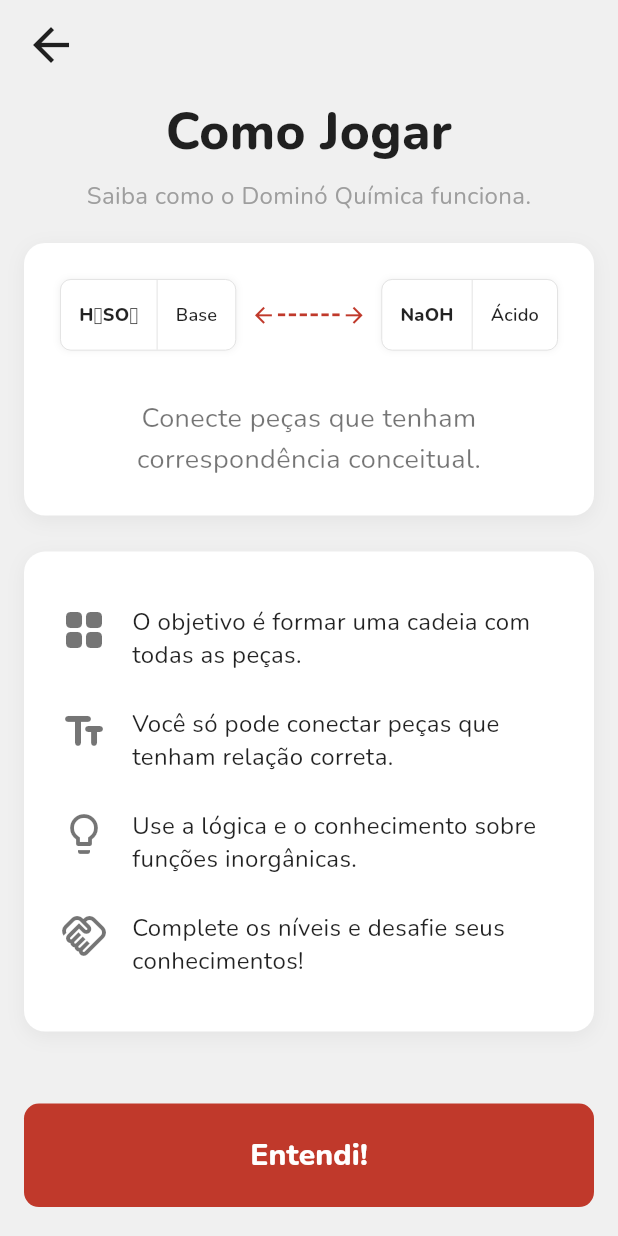
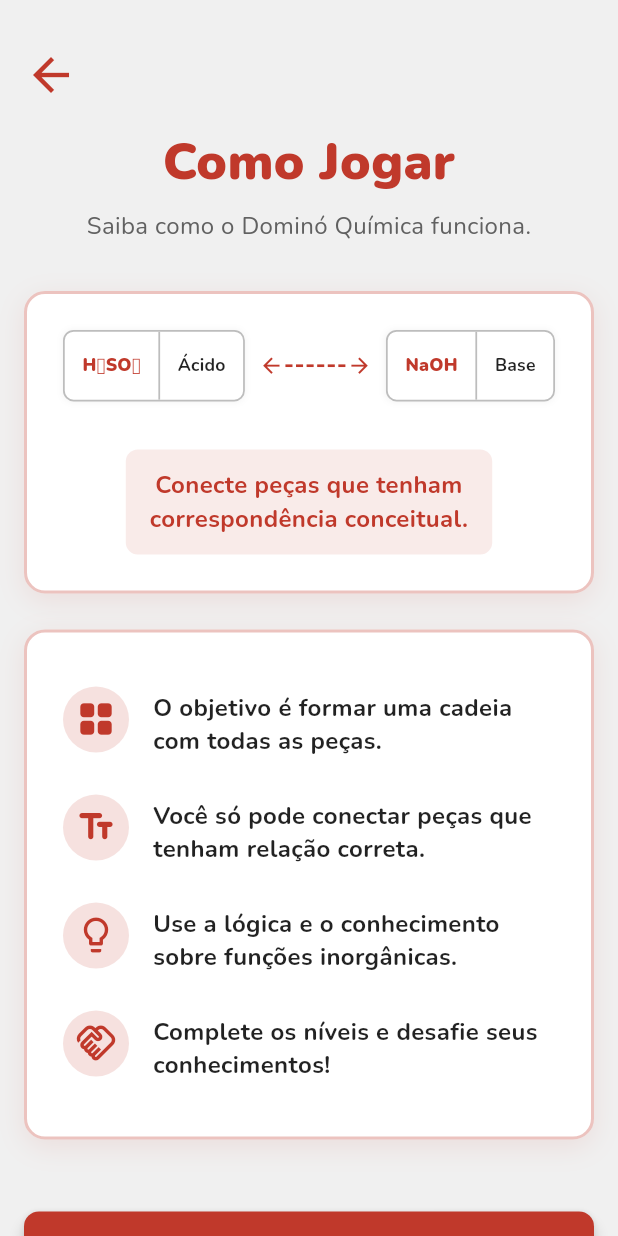
Before and after one commit to BT-CPU/jogo_domino, a Flutter app: the HowToPlayScreen screen opened directly, on a phone screen of 412 x 824 dp. Run offline on Flutter 3.47's test engine with Material 3 defaults, Android fonts, the phone set to English and light mode, and no system bars; our stand-ins replace google_fonts.

Commit message:
Ajustes pequenos de design

```diff
--- a/domino/lib/comoJogar.dart
+++ b/domino/lib/comoJogar.dart
@@ -17,11 +17,11 @@ class HowToPlayScreen extends StatelessWidget {
         children: [
           // ─── SETA NO CANTO SUPERIOR ESQUERDO ────────────────
           Padding(
-            padding: const EdgeInsets.only(left: 8, top: 4),
+            padding: const EdgeInsets.only(left: 8, top: 24),
             child: Align(
               alignment: Alignment.centerLeft,
               child: IconButton(
-                icon: const Icon(Icons.arrow_back, color: Colors.black87, size: 36),
+                icon: const Icon(Icons.arrow_back, color: _vermelho, size: 36), // Seta colorida
                 onPressed: () => Navigator.pop(context),
               ),
             ),
@@ -30,7 +30,6 @@ class HowToPlayScreen extends StatelessWidget {
           // ─── CONTEÚDO ────────────────────────────────────────
           Expanded(
             child: SingleChildScrollView(
-              // Correção 1: Margens adaptáveis para não espremer no celular
               padding: EdgeInsets.fromLTRB(isWide ? 36 : 16, 8, isWide ? 36 : 16, 36),
               child: Center(
                 child: Container(
@@ -38,14 +37,14 @@ class HowToPlayScreen extends StatelessWidget {
                   child: Column(
                     crossAxisAlignment: CrossAxisAlignment.stretch,
                     children: [
-                      // Título
+                      // Título Colorido
                       Text(
                         'Como Jogar',
                         textAlign: TextAlign.center,
                         style: GoogleFonts.nunito(
                           fontSize: 34,
-                          fontWeight: FontWeight.w800,
-                          color: Colors.black87,
+                          fontWeight: FontWeight.w900,
+                          color: _vermelho,
                         ),
                       ),
                       const SizedBox(height: 6),
@@ -54,10 +53,10 @@ class HowToPlayScreen extends StatelessWidget {
                         textAlign: TextAlign.center,
                         style: GoogleFonts.nunito(
                           fontSize: 16,
-                          color: Colors.grey[500],
+                          color: Colors.grey[700],
                         ),
                       ),
-                      const SizedBox(height: 20),
+                      const SizedBox(height: 32),
 
                       // ─── LAYOUT ESQUERDA / DIREITA ───────────
                       isWide
@@ -84,7 +83,6 @@ class HowToPlayScreen extends StatelessWidget {
                       // ─── BOTÃO ENTENDI ───────────────────────
                       Center(
                         child: SizedBox(
-                          // Correção 2: double.infinity faz o botão ocupar o espaço correto sem dar overflow
                           width: isWide ? 360 : double.infinity,
                           child: ElevatedButton(
                             onPressed: () => Navigator.pop(context),
@@ -95,7 +93,7 @@ class HowToPlayScreen extends StatelessWidget {
                               shape: RoundedRectangleBorder(
                                 borderRadius: BorderRadius.circular(10),
                               ),
-                              elevation: 0,
+                              elevation: 4,
                             ),
                             child: Text(
                               'Entendi!',
@@ -118,18 +116,19 @@ class HowToPlayScreen extends StatelessWidget {
     );
   }
 
-  // ─── LADO ESQUERDO ────────────────────────────────────────────────
+  // ─── LADO ESQUERDO (Exemplo do Dominó Colorido) ───────────────────
   Widget _buildEsquerda() {
     return Container(
-      padding: const EdgeInsets.all(24), // Reduzido levemente para o mobile
+      padding: const EdgeInsets.all(24),
       decoration: BoxDecoration(
         color: Colors.white,
         borderRadius: BorderRadius.circular(14),
+        border: Border.all(color: _vermelho.withOpacity(0.3), width: 2), // Borda com cor
         boxShadow: [
           BoxShadow(
-            color: Colors.black.withOpacity(0.05),
-            blurRadius: 10,
-            offset: const Offset(0, 3),
+            color: _vermelho.withOpacity(0.1), // Sombra colorida
+            blurRadius: 15,
+            offset: const Offset(0, 5),
           ),
         ],
       ),
@@ -142,12 +141,12 @@ class HowToPlayScreen extends StatelessWidget {
             child: Row(
               mainAxisAlignment: MainAxisAlignment.center,
               children: [
-                _buildPecaDomino('H₂SO₄', 'Base'), // Corrigido para fazer sentido químico
+                _buildPecaDomino('H₂SO₄', 'Ácido'),
                 Padding(
                   padding: const EdgeInsets.symmetric(horizontal: 16),
                   child: Row(
                     children: [
-                      Icon(Icons.arrow_back, color: _vermelho, size: 28),
+                      const Icon(Icons.arrow_back, color: _vermelho, size: 28),
                       ...List.generate(
                         6,
                         (i) => Container(
@@ -157,22 +156,29 @@ class HowToPlayScreen extends StatelessWidget {
                           color: _vermelho,
                         ),
                       ),
-                      Icon(Icons.arrow_forward, color: _vermelho, size: 28),
+                      const Icon(Icons.arrow_forward, color: _vermelho, size: 28),
                     ],
                   ),
                 ),
-                _buildPecaDomino('NaOH', 'Ácido'),
+                _buildPecaDomino('NaOH', 'Base'),
               ],
             ),
           ),
           const SizedBox(height: 32),
-          Text(
+          Container(
+            padding: const EdgeInsets.symmetric(horizontal: 16, vertical: 12),
+            decoration: BoxDecoration(
+              color: _vermelho.withOpacity(0.1), // Fundo suave para o texto
+              borderRadius: BorderRadius.circular(8)
+            ),
+            child: Text(
               'Conecte peças que tenham\ncorrespondência conceitual.',
               textAlign: TextAlign.center,
               style: GoogleFonts.nunito(
-              fontSize: 18, // Ajustado para mobile
-              color: Colors.black54,
-              height: 1.5,
+                fontSize: 16,
+                fontWeight: FontWeight.w700,
+                color: _vermelho,
+              ),
             ),
           ),
         ],
@@ -185,7 +191,7 @@ class HowToPlayScreen extends StatelessWidget {
       decoration: BoxDecoration(
         color: Colors.white,
         borderRadius: BorderRadius.circular(12),
-        border: Border.all(color: Colors.grey[300]!),
+        border: Border.all(color: Colors.grey[400]!, width: 2),
         boxShadow: [
           BoxShadow(color: Colors.black.withOpacity(0.05), blurRadius: 6),
         ],
@@ -193,90 +199,86 @@ class HowToPlayScreen extends StatelessWidget {
       child: IntrinsicHeight(
         child: Row(
           children: [
-            _buildMetadePeca(formula, bold: true),
-            VerticalDivider(width: 1, color: Colors.grey[300]),
-            _buildMetadePeca(funcao),
+            _buildMetadePeca(formula, bold: true, isFormula: true),
+            VerticalDivider(width: 2, color: Colors.grey[400], thickness: 2),
+            _buildMetadePeca(funcao, isFormula: false),
           ],
         ),
       ),
     );
   }
 
-  Widget _buildMetadePeca(String texto, {bool bold = false}) {
+  Widget _buildMetadePeca(String texto, {bool bold = false, required bool isFormula}) {
     return Padding(
-      // Correção 3: Paddings da peça um pouco menores para caber lado a lado no celular
       padding: const EdgeInsets.symmetric(horizontal: 20, vertical: 24),
       child: Text(
         texto,
         style: GoogleFonts.nunito(
           fontSize: 20,
-          fontWeight: bold ? FontWeight.w800 : FontWeight.w600,
-          color: Colors.black87,
+          fontWeight: bold ? FontWeight.w900 : FontWeight.w700,
+          color: isFormula ? _vermelho : Colors.black87, // Fórmulas em vermelho
         ),
       ),
     );
   }
 
-  // ─── LADO DIREITO ─────────────────────────────────────────────────
+  // ─── LADO DIREITO (Regras com Ícones Coloridos) ───────────────────
   Widget _buildDireita() {
     final itens = [
-      _RegraItem(
-        Icons.grid_view_rounded,
-        'O objetivo é formar uma cadeia com todas as peças.',
-      ),
-      _RegraItem(
-        Icons.text_fields_rounded,
-        'Você só pode conectar peças que tenham relação correta.',
-      ),
-      _RegraItem(
-        Icons.lightbulb_outline_rounded,
-        'Use a lógica e o conhecimento sobre funções inorgânicas.',
-      ),
-      _RegraItem(
-        Icons.handshake_outlined,
-        'Complete os níveis e desafie seus conhecimentos!',
-      ),
+      _RegraItem(Icons.grid_view_rounded, 'O objetivo é formar uma cadeia com todas as peças.'),
+      _RegraItem(Icons.text_fields_rounded, 'Você só pode conectar peças que tenham relação correta.'),
+      _RegraItem(Icons.lightbulb_outline_rounded, 'Use a lógica e o conhecimento sobre funções inorgânicas.'),
+      _RegraItem(Icons.handshake_outlined, 'Complete os níveis e desafie seus conhecimentos!'),
     ];
 
     return Container(
-      padding: const EdgeInsets.all(24), // Reduzido levemente para o mobile
+      padding: const EdgeInsets.all(24),
       decoration: BoxDecoration(
         color: Colors.white,
         borderRadius: BorderRadius.circular(14),
+        border: Border.all(color: _vermelho.withOpacity(0.3), width: 2),
         boxShadow: [
           BoxShadow(
-            color: Colors.black.withOpacity(0.05),
-            blurRadius: 10,
-            offset: const Offset(0, 3),
+            color: _vermelho.withOpacity(0.1),
+            blurRadius: 15,
+            offset: const Offset(0, 5),
           ),
         ],
       ),
       child: Column(
         mainAxisAlignment: MainAxisAlignment.spaceEvenly,
-        children: itens
-            .map(
-              (item) => Padding(
+        children: itens.map((item) => Padding(
           padding: const EdgeInsets.symmetric(vertical: 12),
           child: Row(
             crossAxisAlignment: CrossAxisAlignment.start,
             children: [
-                    Icon(item.icone, size: 32, color: Colors.black54),
+              // Círculo colorido atrás do ícone
+              Container(
+                padding: const EdgeInsets.all(8),
+                decoration: BoxDecoration(
+                  color: _vermelho.withOpacity(0.15),
+                  shape: BoxShape.circle,
+                ),
+                child: Icon(item.icone, size: 28, color: _vermelho),
+              ),
               const SizedBox(width: 16),
               Expanded(
+                child: Padding(
+                  padding: const EdgeInsets.only(top: 4),
                   child: Text(
                     item.texto,
                     style: GoogleFonts.nunito(
-                          fontSize: 16, // Ajustado para mobile
+                      fontSize: 16,
+                      fontWeight: FontWeight.w700,
                       color: Colors.black87,
                       height: 1.4,
                     ),
                   ),
                 ),
+              ),
             ],
           ),
-              ),
-            )
-            .toList(),
+        )).toList(),
       ),
     );
   }
```
Also changed, not shown: domino/lib/telaDesempenho.dart (+81 -168 lines). Lines whose indentation alone changed are shown as unchanged.
